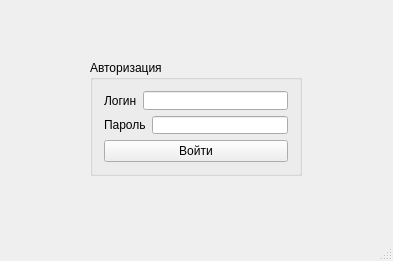
Qt form Qt/Lab_1/mainwindow.ui (avasyutkin/term_2) before a commit.
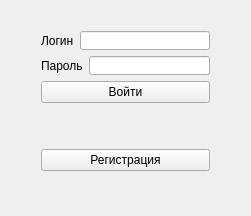
The same form after that commit.

```diff
--- a/Qt/Lab_1/mainwindow.ui
+++ b/Qt/Lab_1/mainwindow.ui
@@ -6,26 +6,25 @@
    <rect>
     <x>0</x>
     <y>0</y>
-    <width>393</width>
-    <height>261</height>
+    <width>251</width>
+    <height>216</height>
    </rect>
   </property>
   <property name="windowTitle">
    <string>Авторизация</string>
   </property>
   <widget class="QWidget" name="centralWidget">
-   <widget class="QGroupBox" name="groupBox">
+   <widget class="QWidget" name="">
     <property name="geometry">
      <rect>
-      <x>90</x>
-      <y>60</y>
-      <width>212</width>
-      <height>116</height>
+      <x>30</x>
+      <y>20</y>
+      <width>191</width>
+      <height>162</height>
      </rect>
     </property>
-    <property name="title">
-     <string>Авторизация</string>
-    </property>
+    <layout class="QVBoxLayout" name="verticalLayout_4">
+     <item>
     <layout class="QVBoxLayout" name="verticalLayout_3">
      <item>
       <layout class="QVBoxLayout" name="verticalLayout_2">
@@ -78,19 +77,33 @@
       </layout>
      </item>
     </layout>
-   </widget>
-  </widget>
-  <widget class="QMenuBar" name="menuBar">
-   <property name="geometry">
-    <rect>
-     <x>0</x>
-     <y>0</y>
-     <width>393</width>
-     <height>20</height>
-    </rect>
-   </property>
+     </item>
+     <item>
+      <spacer name="verticalSpacer">
+       <property name="orientation">
+        <enum>Qt::Vertical</enum>
+       </property>
+       <property name="sizeType">
+        <enum>QSizePolicy::Fixed</enum>
+       </property>
+       <property name="sizeHint" stdset="0">
+        <size>
+         <width>20</width>
+         <height>40</height>
+        </size>
+       </property>
+      </spacer>
+     </item>
+     <item>
+      <widget class="QPushButton" name="pushButton_2">
+       <property name="text">
+        <string>Регистрация</string>
+       </property>
+      </widget>
+     </item>
+    </layout>
+   </widget>
   </widget>
-  <widget class="QStatusBar" name="statusBar"/>
  </widget>
  <layoutdefault spacing="6" margin="11"/>
  <resources/>
```
Lines whose indentation alone changed are shown as unchanged.
